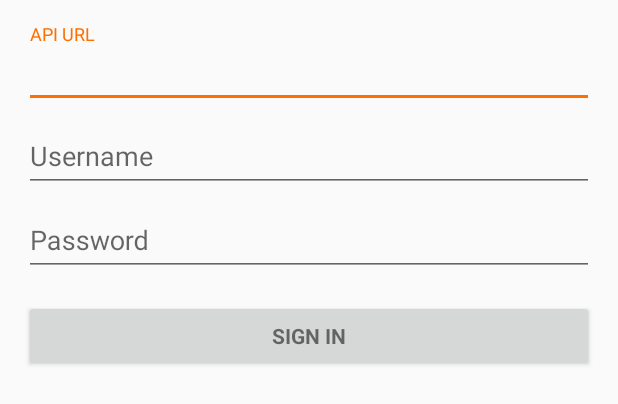
After one commit to fbis251/Linky, an Android app: the layout activity_login.xml on its own in the app's theme, with its tools: preview values and no code run, on a phone screen of 412 x 824 dp. The commit adds this screen. Shown: the top 404 px of the screen. Run offline under Robolectric (Android 15) with nearby library versions, the phone set to English and light mode, and no system bars.

Commit message:
Add LoginActivity based on Android sample Activity

```diff
--- /dev/null
+++ b/app/src/main/res/layout/activity_login.xml
@@ -0,0 +1,92 @@
+<LinearLayout xmlns:android="http://schemas.android.com/apk/res/android"
+              xmlns:tools="http://schemas.android.com/tools"
+              android:layout_width="match_parent"
+              android:layout_height="match_parent"
+              android:gravity="center_horizontal"
+              android:orientation="vertical"
+              android:paddingBottom="@dimen/activity_vertical_margin"
+              android:paddingLeft="@dimen/activity_horizontal_margin"
+              android:paddingRight="@dimen/activity_horizontal_margin"
+              android:paddingTop="@dimen/activity_vertical_margin"
+              tools:context="com.fernandobarillas.linkshare.LoginActivity">
+
+    <!-- Login progress -->
+    <ProgressBar
+        android:id="@+id/login_progress"
+        style="?android:attr/progressBarStyleLarge"
+        android:layout_width="wrap_content"
+        android:layout_height="wrap_content"
+        android:layout_marginBottom="8dp"
+        android:visibility="gone"/>
+
+    <ScrollView
+        android:id="@+id/login_form"
+        android:layout_width="match_parent"
+        android:layout_height="match_parent">
+
+        <LinearLayout
+            android:id="@+id/email_login_form"
+            android:layout_width="match_parent"
+            android:layout_height="wrap_content"
+            android:orientation="vertical">
+
+            <android.support.design.widget.TextInputLayout
+                android:layout_width="match_parent"
+                android:layout_height="wrap_content">
+
+                <EditText
+                    android:id="@+id/api_url"
+                    android:layout_width="match_parent"
+                    android:layout_height="wrap_content"
+                    android:hint="@string/prompt_api_url"
+                    android:inputType="textUri"
+                    android:maxLines="1"
+                    android:singleLine="true"/>
+
+            </android.support.design.widget.TextInputLayout>
+
+            <android.support.design.widget.TextInputLayout
+                android:layout_width="match_parent"
+                android:layout_height="wrap_content">
+
+                <EditText
+                    android:id="@+id/username"
+                    android:layout_width="match_parent"
+                    android:layout_height="wrap_content"
+                    android:hint="@string/prompt_username"
+                    android:inputType="textEmailAddress"
+                    android:maxLines="1"
+                    android:singleLine="true"/>
+
+            </android.support.design.widget.TextInputLayout>
+
+            <android.support.design.widget.TextInputLayout
+                android:layout_width="match_parent"
+                android:layout_height="wrap_content">
+
+                <EditText
+                    android:id="@+id/password"
+                    android:layout_width="match_parent"
+                    android:layout_height="wrap_content"
+                    android:hint="@string/prompt_password"
+                    android:imeActionId="@+id/login"
+                    android:imeActionLabel="@string/action_sign_in"
+                    android:imeOptions="actionUnspecified"
+                    android:inputType="textPassword"
+                    android:maxLines="1"
+                    android:singleLine="true"/>
+
+            </android.support.design.widget.TextInputLayout>
+
+            <Button
+                android:id="@+id/sign_in_button"
+                style="?android:textAppearanceSmall"
+                android:layout_width="match_parent"
+                android:layout_height="wrap_content"
+                android:layout_marginTop="16dp"
+                android:text="@string/action_sign_in"
+                android:textStyle="bold"/>
+
+        </LinearLayout>
+    </ScrollView>
+</LinearLayout>
--- a/app/src/main/res/values/strings.xml
+++ b/app/src/main/res/values/strings.xml
@@ -2,4 +2,17 @@
     <string name="app_name">Saved Links</string>
     <string name="title_add_link">Add Link</string>
     <string name="action_settings">Settings</string>
+
+    <!-- Strings related to login -->
+    <string name="title_activity_login">Sign in</string>
+    <string name="prompt_api_url">API URL</string>
+    <string name="prompt_username">Username</string>
+    <string name="prompt_password">Password</string>
+    <string name="action_sign_in">Sign in</string>
+    <string name="error_invalid_api_url">This API URL is invalid</string>
+    <string name="error_invalid_username">This username is invalid</string>
+    <string name="error_invalid_password">This password is too short</string>
+    <string name="error_incorrect_password">This password is incorrect</string>
+    <string name="error_incorrect_username_or_password">Incorrect username or password</string>
+    <string name="error_field_required">This field is required</string>
 </resources>
```
Also changed, not shown: app/src/main/java/com/fernandobarillas/linkshare/LoginActivity.java (added, +251 -0 lines).
